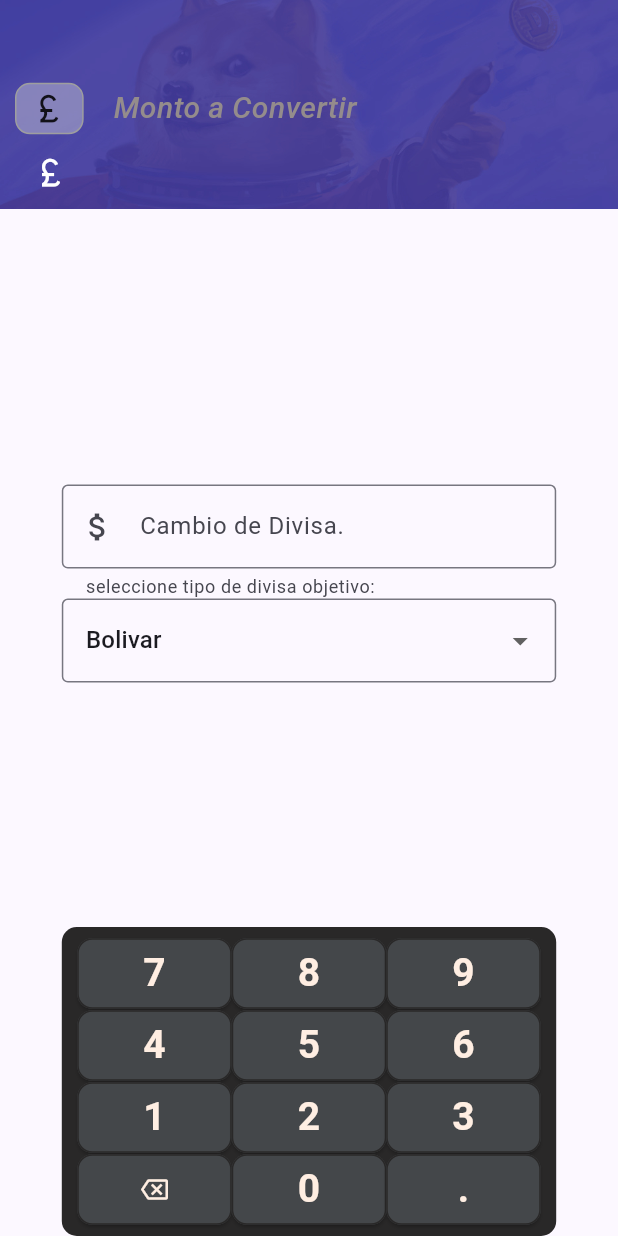
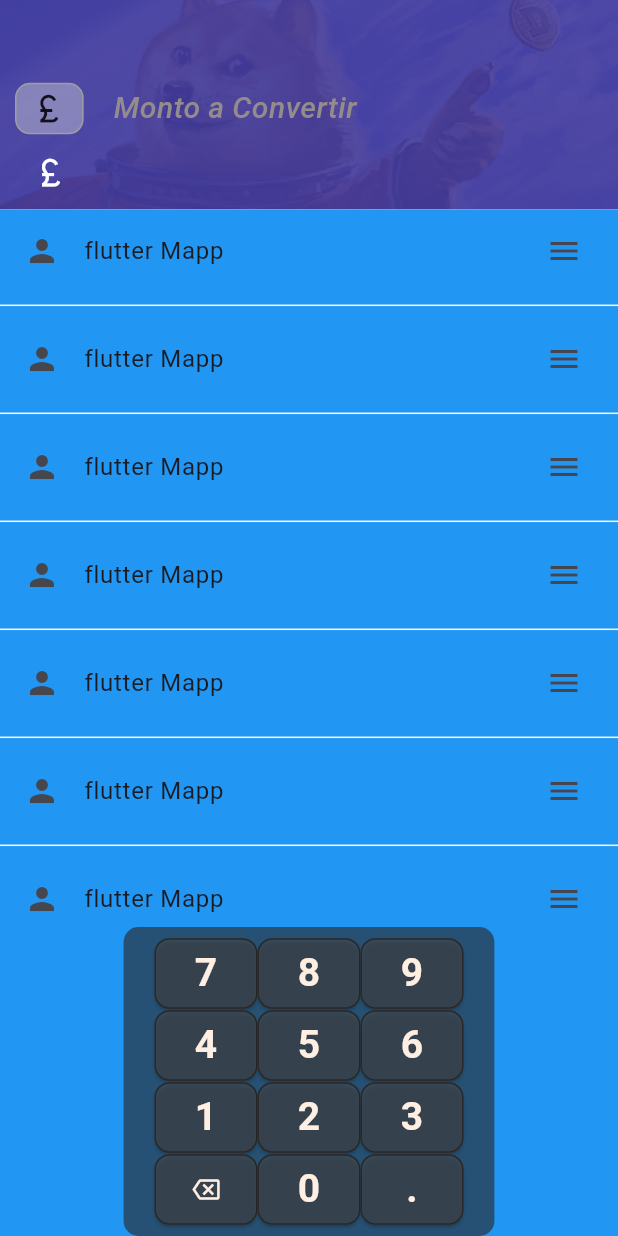
Before and after one commit to DannyAJJ/moneda, a Flutter app: the screen it shows after launch, on a phone screen of 412 x 824 dp. Run offline on Flutter 3.47's test engine with Material 3 defaults, Android fonts, the phone set to English and light mode, and no system bars; our stand-ins replace popover.

Commit message:
a punto de hacer cambios peligrosos

```diff
--- /dev/null
+++ b/lib/lista.dart
@@ -0,0 +1,23 @@
+import 'package:flutter/material.dart';
+
+class Listaview extends StatelessWidget {
+  const Listaview({super.key});
+
+  @override
+  Widget build(BuildContext context) {
+    return ListView.separated(
+      itemBuilder: (BuildContext context,int index){
+        return ListTile(
+          title: const Text('flutter Mapp'),
+          tileColor: Colors.amber,
+          onTap: () {
+
+          },
+          leading: const Icon(Icons.person),
+          trailing: const Icon(Icons.menu),
+        );
+      },
+      separatorBuilder: (BuildContext context,int index) =>Divider(color: Colors.white,),
+      itemCount: 7);
+  }
+}
--- a/lib/main.dart
+++ b/lib/main.dart
@@ -1,4 +1,5 @@
 import 'package:flutter/material.dart';
+import 'package:moneda/lista.dart';
 import 'globales.dart' as globales;
 import 'botonpop.dart' as popsito;
 
@@ -98,9 +99,66 @@
               ],
             ),
             Expanded(
+              child: Stack(
+                alignment: Alignment.bottomCenter,
+                children: [
+                  Container( color: Colors.blue,child: const Listaview(),),
+                  Container(
+                        width: MediaQuery.of(context).size.width*0.6,
+                        height:MediaQuery.of(context).size.height*0.25,
+                        decoration: BoxDecoration(
+                        borderRadius: BorderRadius.circular(10),
+                        color:const Color.fromRGBO(41, 40, 40, 0.624),
+                        ),
+
+                        child:
+              Column(
+                mainAxisAlignment: MainAxisAlignment.center,
+                children: [
+                  Row(
+                    mainAxisAlignment: MainAxisAlignment.center,
+                    children: [
+                      botonpad(context, '7', null, globales.textleer),
+                      botonpad(context, '8', null, globales.textleer),
+                      botonpad(context, '9', null, globales.textleer),
+                    ],
+                  ),
+                  Row(
+                    mainAxisAlignment: MainAxisAlignment.center,
+                    children: [
+                      botonpad(context, '4', null, globales.textleer),
+                      botonpad(context, '5', null, globales.textleer),
+                      botonpad(context, '6', null, globales.textleer),
+                    ],
+                  ),
+                  Row(
+                    mainAxisAlignment: MainAxisAlignment.center,
+                    children: [
+                      botonpad(context, '1', null, globales.textleer),
+                      botonpad(context, '2', null, globales.textleer),
+                      botonpad(context, '3', null, globales.textleer),
+                    ],
+                  ),
+                  Row(
+                    mainAxisAlignment: MainAxisAlignment.center,
+                    children: [
+                      botonpad(context, null, Icons.backspace_outlined, globales.textleer),
+                      botonpad(context, '0', null, globales.textleer),
+                      botonpad(context, '.', null,globales.textleer),
+                    ],
+                  )
+                ],
+              ),
+                      ),
+
+                ],
+              ),
+            )
+
+              /*
               child: SizedBox(
                 width: MediaQuery.of(context).size.width*0.8,
-                child: Column(
+                child: Coslumn(
                   mainAxisAlignment: MainAxisAlignment.center,
                   children: <Widget>[
 
@@ -140,56 +198,8 @@
 
                         ),
 
-                      ),
-            ),
-        Container(
-          alignment: Alignment.bottomCenter,
-          width: MediaQuery.of(context).size.width*0.8,
-          height:MediaQuery.of(context).size.height*0.25,
-          decoration: BoxDecoration(
-          borderRadius: BorderRadius.circular(10),
-          color:const Color.fromRGBO(41, 40, 40, 1),
-          ),
+                      ),*/
 
-          child:
-            Column(
-              mainAxisAlignment: MainAxisAlignment.center,
-              children: [
-                Row(
-                  mainAxisAlignment: MainAxisAlignment.center,
-                  children: [
-                    botonpad(context, '7', null, globales.textleer),
-                    botonpad(context, '8', null, globales.textleer),
-                    botonpad(context, '9', null, globales.textleer),
-                  ],
-                ),
-                Row(
-                  mainAxisAlignment: MainAxisAlignment.center,
-                  children: [
-                    botonpad(context, '4', null, globales.textleer),
-                    botonpad(context, '5', null, globales.textleer),
-                    botonpad(context, '6', null, globales.textleer),
-                  ],
-                ),
-                Row(
-                  mainAxisAlignment: MainAxisAlignment.center,
-                  children: [
-                    botonpad(context, '1', null, globales.textleer),
-                    botonpad(context, '2', null, globales.textleer),
-                    botonpad(context, '3', null, globales.textleer),
-                  ],
-                ),
-                Row(
-                  mainAxisAlignment: MainAxisAlignment.center,
-                  children: [
-                    botonpad(context, null, Icons.backspace_outlined, globales.textleer),
-                    botonpad(context, '0', null, globales.textleer),
-                    botonpad(context, '.', null,globales.textleer),
-                  ],
-                )
-              ],
-            ),
-        ),
 
 
           ],
@@ -280,12 +290,12 @@
       convertir(valor1, valor2, globales.textedid, globales.textleer);
     },
     style: ButtonStyle(
-      backgroundColor: MaterialStateColor.resolveWith((states) => const Color.fromRGBO(68, 71, 74, 1)),
+      backgroundColor: MaterialStateColor.resolveWith((states) => const Color.fromRGBO(68, 71, 74, 0.616)),
       side: MaterialStateBorderSide.resolveWith((states) => const BorderSide(color: Color.fromRGBO(41, 40, 40, 1))),
       //overlayColor: MaterialStateColor.resolveWith((states) => const Color.fromRGBO(97, 100, 103, 1)),
       fixedSize: MaterialStateProperty.resolveWith((states) =>
         Size(
-          (MediaQuery.of(context).size.width/4),
+          (MediaQuery.of(context).size.width/6),
           (MediaQuery.of(context).size.height/2.5/7)
           )),
       shape: MaterialStateProperty.all<RoundedRectangleBorder>(
```
